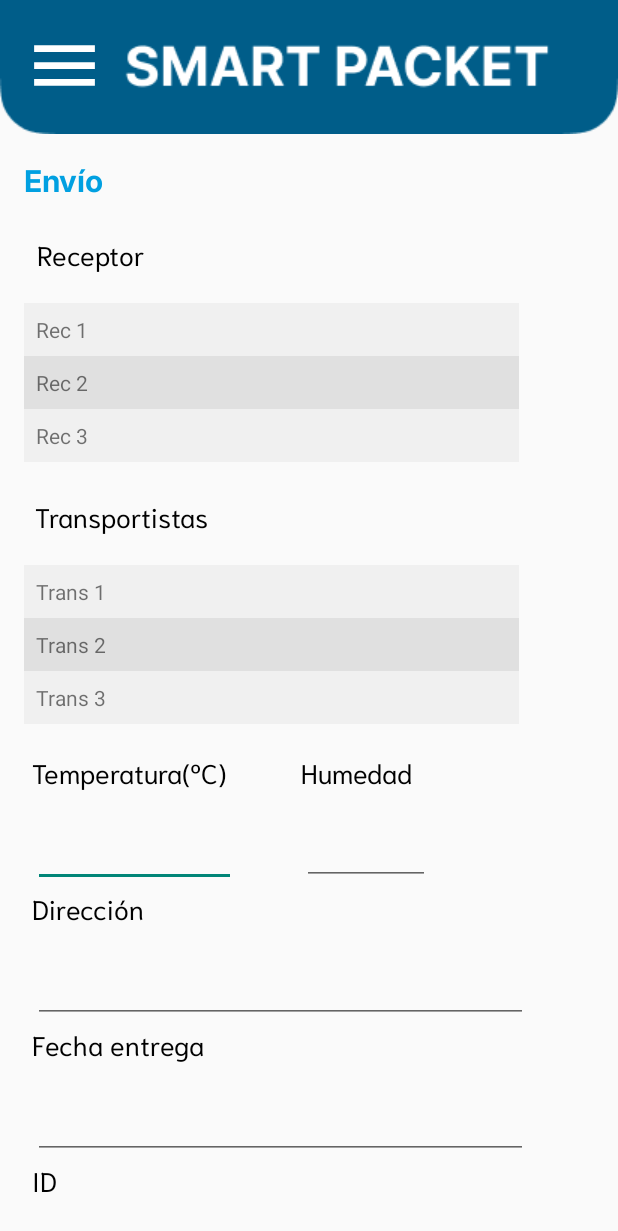
After one commit to MarcosFP812/Ubicua_Paquete_Envio, an Android app: the EnvioActivity screen opened directly, with no data from a screen before it, on a phone screen of 412 x 824 dp. The commit adds this screen. Shown: the top 1231 px of the screen. Run offline under Robolectric (Android 15) with nearby library versions, the phone set to English and light mode, and no system bars.

Commit message:
Inicio de Sesion actualizado y EnvioActivity

```diff
--- a/app/src/main/AndroidManifest.xml
+++ b/app/src/main/AndroidManifest.xml
@@ -48,6 +48,9 @@
             android:name=".VerPaqueteActivity"
             android:exported="false" />
         <activity
+            android:name=".EnvioActivity"
+            android:exported="false" />
+        <activity
             android:name=".MainActivity"
             android:exported="true"
             android:label="@string/app_name"
--- /dev/null
+++ b/app/src/main/java/com/example/smart_packet/EnvioActivity.kt
@@ -0,0 +1,26 @@
+package com.example.smart_packet
+import android.os.Bundle
+import android.view.View
+import androidx.activity.enableEdgeToEdge
+import androidx.appcompat.app.AppCompatActivity
+import androidx.core.view.ViewCompat
+import androidx.core.view.WindowInsetsCompat
+
+class EnvioActivity : AppCompatActivity()
+    {
+        override fun onCreate(savedInstanceState: Bundle?) {
+            super.onCreate(savedInstanceState)
+            this.enableEdgeToEdge()
+            supportActionBar!!.hide()
+            setContentView(R.layout.activity_envio)
+
+            ViewCompat.setOnApplyWindowInsetsListener(
+                findViewById(R.id.main)
+            ) { v: View, insets: WindowInsetsCompat ->
+                val systemBars = insets.getInsets(WindowInsetsCompat.Type.systemBars())
+                v.setPadding(systemBars.left, systemBars.top, systemBars.right, systemBars.bottom)
+                insets
+            }
+
+        }
+    }
--- a/app/src/main/java/com/example/smart_packet/HistorialActivity.kt
+++ b/app/src/main/java/com/example/smart_packet/HistorialActivity.kt
@@ -1,8 +1,10 @@
 package com.example.smart_packet
 
 
+import android.content.Intent
 import android.os.Bundle
 import android.util.Log
+import android.widget.Button
 import android.widget.Toast
 import androidx.appcompat.app.AppCompatActivity
 import androidx.recyclerview.widget.LinearLayoutManager
@@ -26,6 +28,12 @@ class HistorialActivity : AppCompatActivity() {
         setContentView(R.layout.activity_historial)
         supportActionBar!!.hide()
         init()
+        val btnEnvio  = findViewById<Button>(R.id.btnEnvio)
+        btnEnvio.setOnClickListener {
+            val i = Intent(this@HistorialActivity, EnvioActivity::class.java)
+            startActivity(i)
+            finish()
+        }
     }
 
     fun init() {
--- a/app/src/main/java/com/example/smart_packet/IniSesActivity.kt
+++ b/app/src/main/java/com/example/smart_packet/IniSesActivity.kt
@@ -41,6 +41,9 @@ class IniSesActivity : AppCompatActivity() {
             } else {
                 Toast.makeText(this, "Por favor, ingrese nombre y contraseña", Toast.LENGTH_SHORT).show()
             }
+            val i = Intent(this@IniSesActivity, HistorialActivity::class.java)
+            startActivity(i)
+            finish()
         }
 
         val registrarse = findViewById<TextView>(R.id.clickableText)
@@ -87,8 +90,8 @@ class IniSesActivity : AppCompatActivity() {
                     val inputStream = connection.inputStream
                     val response = inputStream.bufferedReader().use { it.readText() }
 
-                    // En este caso, consideramos que si el servidor responde con "validado", el cliente está autenticado
-                    if (response.contains("validado")) {
+                    // En este caso, consideramos que si el servidor responde con "-1", el cliente está autenticado
+                    if (response.contains("-1")) {
                         runOnUiThread {
                             Toast.makeText(this, "Inicio de sesión exitoso", Toast.LENGTH_SHORT).show()
                             val i = Intent(this@IniSesActivity, HistorialActivity::class.java)
--- /dev/null
+++ b/app/src/main/res/layout/activity_envio.xml
@@ -0,0 +1,331 @@
+<?xml version="1.0" encoding="utf-8"?>
+<androidx.constraintlayout.widget.ConstraintLayout xmlns:android="http://schemas.android.com/apk/res/android"
+    xmlns:app="http://schemas.android.com/apk/res-auto"
+    xmlns:tools="http://schemas.android.com/tools"
+    android:id="@+id/main"
+    android:layout_width="match_parent"
+    android:layout_height="match_parent"
+    tools:context=".EnvioActivity">
+
+    <ImageView
+        android:id="@+id/sm"
+        android:layout_width="match_parent"
+        android:layout_height="0dp"
+        android:scaleType="centerCrop"
+        app:layout_constraintLeft_toLeftOf="parent"
+        app:layout_constraintRight_toRightOf="parent"
+        app:layout_constraintTop_toTopOf="parent"
+        app:srcCompat="@drawable/smartpacket" />
+
+    <ImageView
+        android:id="@+id/menu"
+        android:layout_width="54dp"
+        android:layout_height="39dp"
+        android:layout_marginTop="24dp"
+        android:scaleType="centerCrop"
+        app:layout_constraintHorizontal_bias="0.044"
+        app:layout_constraintLeft_toLeftOf="parent"
+        app:layout_constraintRight_toRightOf="parent"
+        app:layout_constraintTop_toTopOf="parent"
+        app:srcCompat="@drawable/menu" />
+
+    <TextView
+        android:id="@+id/textView"
+        android:layout_width="match_parent"
+        android:layout_height="50dp"
+        android:layout_margin="16dp"
+        android:layout_marginTop="24dp"
+        android:fontFamily="@font/inter"
+        android:text="Envío"
+        android:textColor="#01A0E1"
+        android:textSize="20sp"
+        app:layout_constraintTop_toBottomOf="@+id/sm" />
+
+    <TextView
+        android:id="@+id/txt"
+        android:layout_width="92dp"
+        android:layout_height="0dp"
+        android:layout_marginBottom="604dp"
+        android:fontFamily="@font/niramit"
+        android:text="Receptor"
+        android:textColor="@color/black"
+        android:textSize="18sp"
+        app:layout_constraintHorizontal_bias="0.078"
+        app:layout_constraintLeft_toLeftOf="parent"
+        app:layout_constraintRight_toRightOf="parent"
+        app:layout_constraintTop_toBottomOf="@+id/textView" />
+
+
+    <TextView
+        android:id="@+id/txt1"
+        android:layout_width="115dp"
+        android:layout_height="0dp"
+        android:layout_marginTop="4dp"
+        android:fontFamily="@font/niramit"
+        android:text="Transportistas"
+        android:textColor="@color/black"
+        android:textSize="18sp"
+        app:layout_constraintHorizontal_bias="0.078"
+        app:layout_constraintLeft_toLeftOf="parent"
+        app:layout_constraintRight_toRightOf="parent"
+        app:layout_constraintTop_toBottomOf="@+id/scrollView3" />
+
+    <TextView
+        android:id="@+id/txt2"
+        android:layout_width="135dp"
+        android:layout_height="0dp"
+        android:fontFamily="@font/niramit"
+        android:text="Temperatura(ºC)"
+        android:textColor="@color/black"
+        android:textSize="18sp"
+        app:layout_constraintHorizontal_bias="0.078"
+        app:layout_constraintLeft_toLeftOf="parent"
+        app:layout_constraintRight_toRightOf="parent"
+        app:layout_constraintTop_toBottomOf="@+id/scrollView" />
+
+    <TextView
+        android:id="@+id/txt3"
+        android:layout_width="85dp"
+        android:layout_height="25dp"
+        android:layout_marginHorizontal="130dp"
+        android:layout_marginStart="44dp"
+        android:layout_marginTop="0dp"
+        android:fontFamily="@font/niramit"
+        android:text="Humedad"
+        android:textColor="@color/black"
+        android:textSize="18sp"
+        app:layout_constraintHorizontal_bias="0.078"
+        app:layout_constraintLeft_toLeftOf="parent"
+        app:layout_constraintRight_toRightOf="parent"
+        app:layout_constraintStart_toEndOf="@+id/txt2"
+        app:layout_constraintTop_toBottomOf="@+id/scrollView" />
+
+    <TextView
+        android:id="@+id/txt4"
+        android:layout_width="135dp"
+        android:layout_height="0dp"
+        android:fontFamily="@font/niramit"
+        android:text="Dirección"
+        android:textColor="@color/black"
+        android:textSize="18sp"
+        app:layout_constraintHorizontal_bias="0.078"
+        app:layout_constraintLeft_toLeftOf="parent"
+        app:layout_constraintRight_toRightOf="parent"
+        app:layout_constraintTop_toBottomOf="@+id/miEditText" />
+
+    <TextView
+        android:id="@+id/txt5"
+        android:layout_width="135dp"
+        android:layout_height="0dp"
+        android:fontFamily="@font/niramit"
+        android:text="Fecha entrega"
+        android:textColor="@color/black"
+        android:textSize="18sp"
+        app:layout_constraintHorizontal_bias="0.078"
+        app:layout_constraintLeft_toLeftOf="parent"
+        app:layout_constraintRight_toRightOf="parent"
+        app:layout_constraintTop_toBottomOf="@+id/miEditText2" />
+
+    <TextView
+        android:id="@+id/txt6"
+        android:layout_width="135dp"
+        android:layout_height="0dp"
+        android:fontFamily="@font/niramit"
+        android:text="ID"
+        android:textColor="@color/black"
+        android:textSize="18sp"
+        app:layout_constraintHorizontal_bias="0.078"
+        app:layout_constraintLeft_toLeftOf="parent"
+        app:layout_constraintRight_toRightOf="parent"
+        app:layout_constraintTop_toBottomOf="@+id/miEditText3" />
+
+
+    <EditText
+        android:id="@+id/miEditText"
+        android:layout_width="135dp"
+        android:layout_height="60dp"
+        android:gravity="left"
+        android:imeOptions="actionDone"
+        android:inputType="numberDecimal"
+        android:maxLength="50"
+        android:padding="16dp"
+        android:textSize="18sp"
+        app:layout_constraintHorizontal_bias="0.079"
+        app:layout_constraintLeft_toLeftOf="parent"
+        app:layout_constraintRight_toRightOf="parent"
+        app:layout_constraintTop_toBottomOf="@+id/txt2" />
+
+    <EditText
+        android:id="@+id/miEditText1"
+        android:layout_width="85dp"
+        android:layout_height="60dp"
+        android:layout_marginTop="4dp"
+        android:gravity="left"
+        android:imeOptions="actionDone"
+        android:inputType="numberDecimal"
+        android:maxLength="50"
+        android:padding="16dp"
+        android:textSize="18sp"
+        app:layout_constraintHorizontal_bias="0.616"
+        app:layout_constraintLeft_toLeftOf="parent"
+        app:layout_constraintRight_toRightOf="parent"
+        app:layout_constraintTop_toBottomOf="@+id/txt3" />
+
+    <EditText
+        android:id="@+id/miEditText2"
+        android:layout_width="330dp"
+        android:layout_height="60dp"
+        android:gravity="left"
+        android:imeOptions="actionDone"
+        android:inputType="text"
+        android:maxLength="50"
+        android:padding="16dp"
+        android:textSize="18sp"
+        app:layout_constraintHorizontal_bias="0.271"
+        app:layout_constraintLeft_toLeftOf="parent"
+        app:layout_constraintRight_toRightOf="parent"
+        app:layout_constraintTop_toBottomOf="@+id/txt4" />
+
+    <EditText
+        android:id="@+id/miEditText3"
+        android:layout_width="330dp"
+        android:layout_height="60dp"
+        android:gravity="left"
+        android:imeOptions="actionDone"
+        android:inputType="date"
+        android:maxLength="50"
+        android:padding="16dp"
+        android:textSize="18sp"
+        app:layout_constraintHorizontal_bias="0.271"
+        app:layout_constraintLeft_toLeftOf="parent"
+        app:layout_constraintRight_toRightOf="parent"
+        app:layout_constraintTop_toBottomOf="@+id/txt5" />
+    <EditText
+        android:id="@+id/miEditText4"
+        android:layout_width="330dp"
+        android:layout_height="60dp"
+        android:gravity="left"
+        android:imeOptions="actionDone"
+        android:inputType="text"
+        android:maxLength="50"
+        android:padding="16dp"
+        android:textSize="18sp"
+        app:layout_constraintHorizontal_bias="0.271"
+        app:layout_constraintLeft_toLeftOf="parent"
+        app:layout_constraintRight_toRightOf="parent"
+        app:layout_constraintTop_toBottomOf="@+id/txt6" />
+
+    <ScrollView
+
+        android:id="@+id/scrollView3"
+        android:layout_width="364dp"
+        android:layout_height="140dp"
+        app:layout_constraintTop_toBottomOf="@+id/txt"
+        tools:layout_editor_absoluteX="19dp">
+
+        <TableLayout
+            android:id="@+id/tabla"
+            android:layout_width="match_parent"
+            android:layout_height="wrap_content"
+            android:padding="16dp">
+
+            <!-- Fila 1 -->
+            <TableRow android:layout_width="330dp">
+
+                <TextView
+                    android:layout_width="330dp"
+                    android:layout_height="wrap_content"
+                    android:background="#f0f0f0"
+                    android:gravity="left"
+                    android:padding="8dp"
+                    android:text="Rec 1" />
+            </TableRow>
+
+            <!-- Fila 2 -->
+            <TableRow>
+
+                <TextView
+                    android:layout_width="match_parent"
+                    android:layout_height="wrap_content"
+                    android:background="#e0e0e0"
+                    android:gravity="left"
+                    android:padding="8dp"
+                    android:text="Rec 2" />
+            </TableRow>
+
+            <!-- Fila 3 -->
+            <TableRow>
+
+                <TextView
+                    android:layout_width="match_parent"
+                    android:layout_height="wrap_content"
+                    android:background="#f0f0f0"
+                    android:gravity="left"
+                    android:padding="8dp"
+                    android:text="Rec 3" />
+            </TableRow>
+
+            <!-- Añade más filas según sea necesario -->
+
+        </TableLayout>
+    </ScrollView>
+
+    <ScrollView
+
+        android:id="@+id/scrollView"
+        android:layout_width="364dp"
+        android:layout_height="140dp"
+        app:layout_constraintTop_toBottomOf="@+id/txt1"
+        tools:layout_editor_absoluteX="19dp">
+
+        <TableLayout
+            android:id="@+id/tabla1"
+            android:layout_width="match_parent"
+            android:layout_height="wrap_content"
+            android:padding="16dp">
+
+            <!-- Fila 1 -->
+            <TableRow android:layout_width="330dp">
+
+                <TextView
+                    android:layout_width="330dp"
+                    android:layout_height="wrap_content"
+                    android:background="#f0f0f0"
+                    android:gravity="left"
+                    android:padding="8dp"
+                    android:text="Trans 1" />
+            </TableRow>
+
+            <!-- Fila 2 -->
+            <TableRow>
+
+                <TextView
+                    android:layout_width="match_parent"
+                    android:layout_height="wrap_content"
+                    android:background="#e0e0e0"
+                    android:gravity="left"
+                    android:padding="8dp"
+                    android:text="Trans 2" />
+            </TableRow>
+
+            <!-- Fila 3 -->
+            <TableRow>
+
+                <TextView
+                    android:layout_width="match_parent"
+                    android:layout_height="wrap_content"
+                    android:background="#f0f0f0"
+                    android:gravity="left"
+                    android:padding="8dp"
+                    android:text="Trans 3" />
+            </TableRow>
+
+            <!-- Añade más filas según sea necesario -->
+
+        </TableLayout>
+    </ScrollView>
+
+
+
+
+</androidx.constraintlayout.widget.ConstraintLayout>
```
Also changed, not shown: 1 other file.
